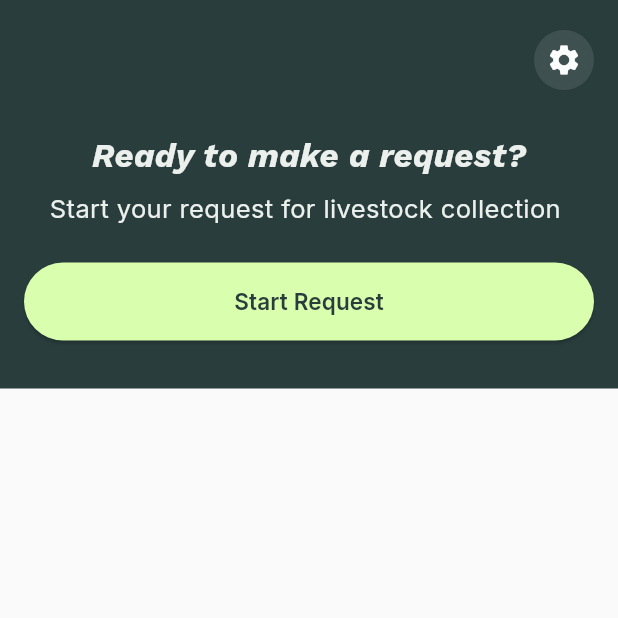
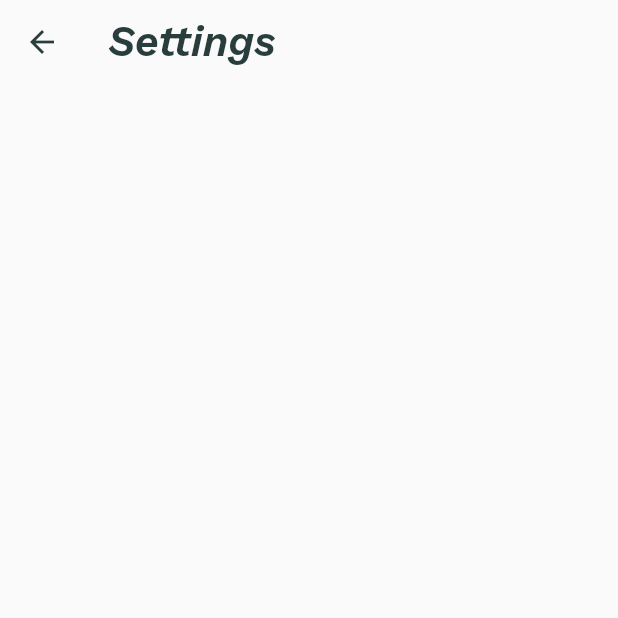
Before and after one commit to KadwaMahesh/Vpp, a Flutter app: the HomePage screen opened directly, after a tap on the "settings" icon, on a phone screen of 412 x 824 dp, the top half of it. Run offline on Flutter 3.47's test engine with Material 3 defaults, Android fonts, the phone set to English and light mode, and no system bars; our stand-ins replace calendar_date_picker2, get, supabase_flutter; accounts and stored records are empty.

Commit message:
Project update

```diff
--- a/lib/screens/homePage.dart
+++ b/lib/screens/homePage.dart
@@ -2,6 +2,7 @@ import 'package:flutter/material.dart';
 import 'package:get/get_core/src/get_main.dart';
 import 'package:get/get_navigation/src/extension_navigation.dart';
 import 'package:vpp/screens/picUpDate.dart';
+import 'package:vpp/screens/settings.dart';
 import 'package:vpp/widgets/app_color.dart';
 import 'package:vpp/widgets/app_text_style.dart';
 import 'package:vpp/widgets/button.dart';
@@ -39,7 +40,9 @@ class HomePage extends StatelessWidget {
                         child: IconButton(
                           padding: EdgeInsets.zero,
                           constraints: const BoxConstraints(),
-                          onPressed: () {},
+                          onPressed: () {
+                            Get.to(() => SettingsPage());
+                          },
                           icon: const Icon(
                             Icons.settings,
                             color: AppColor.white,
--- /dev/null
+++ b/lib/screens/settings.dart
@@ -0,0 +1,25 @@
+import 'package:flutter/material.dart';
+import 'package:vpp/widgets/app_color.dart';
+import 'package:vpp/widgets/app_text_style.dart';
+
+class SettingsPage extends StatelessWidget {
+  const SettingsPage({super.key});
+
+  @override
+  Widget build(BuildContext context) {
+    return Scaffold(
+      backgroundColor: AppColor.pagebackground,
+      appBar: AppBar(
+        automaticallyImplyLeading: false,
+        backgroundColor: AppColor.pagebackground,
+        leading: IconButton(
+          icon: const Icon(Icons.arrow_back, color: AppColor.buttonColor),
+          onPressed: () {
+            Navigator.pop(context);
+          },
+        ),
+        title: Text('Settings', style: AppTextStyle.textHeading),
+      ),
+    );
+  }
+}
```
